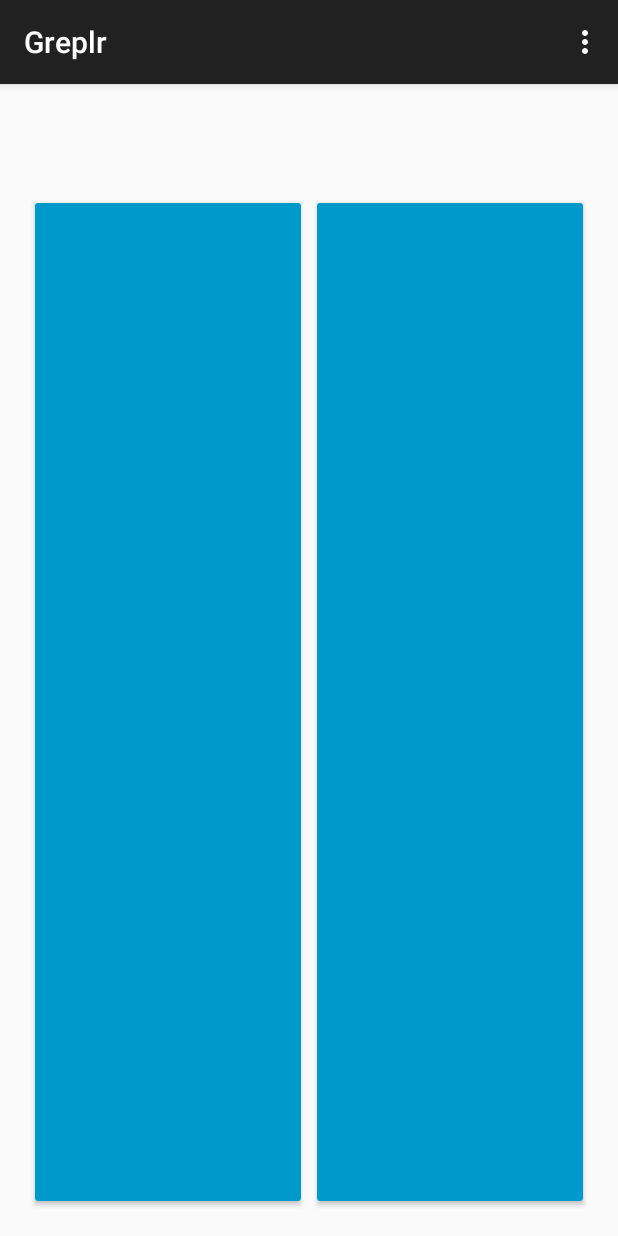
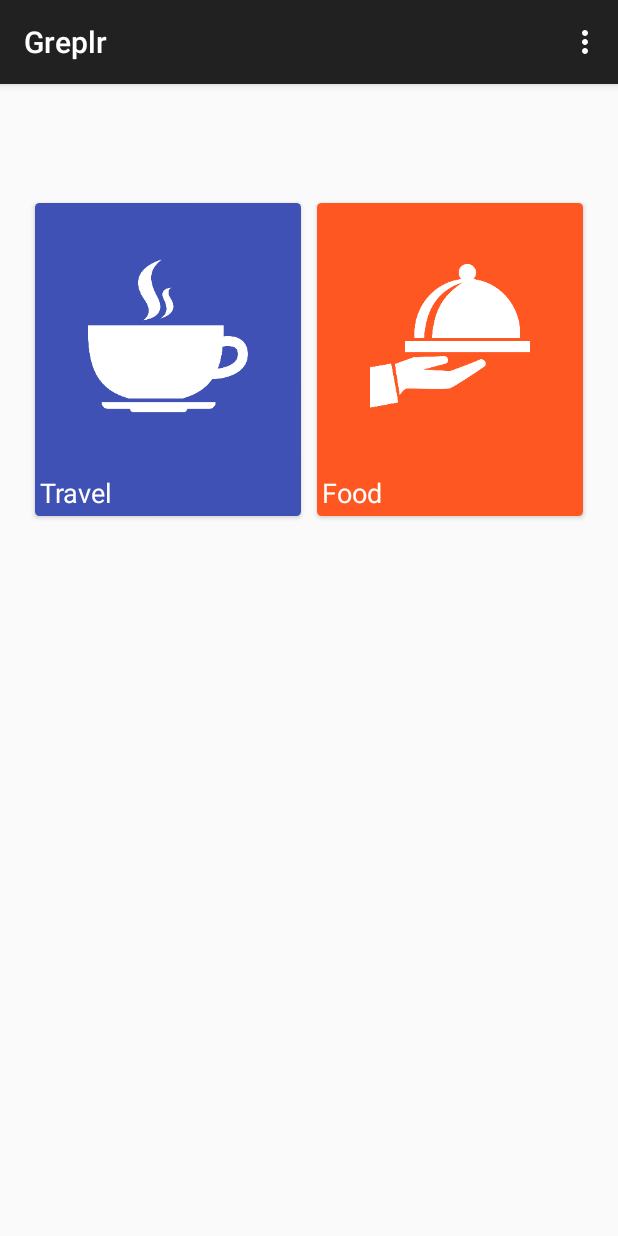
Before and after one commit to Greplr/Greplr_Android, an Android app: the screen it shows after launch (MainActivity), on a phone screen of 412 x 824 dp. Run offline under Robolectric (Android 15) with nearby library versions, the phone set to English and light mode, and no system bars.

Commit message:
cards layout works now

```diff
--- /dev/null
+++ b/app/src/main/java/com/greplr/topcategories/Topcategories.java
@@ -0,0 +1,39 @@
+package com.greplr.topcategories;
+
+import com.greplr.R;
+
+import java.util.ArrayList;
+
+/**
+ * Created by championswimmer on 11/6/15.
+ */
+public class Topcategories {
+
+    public static final int TOTAL_CATEGORIES = 2;
+
+    public static ArrayList<Category> getTopCategories() {
+        ArrayList<Category> categories = new ArrayList<>(TOTAL_CATEGORIES);
+        categories.add(new Category(
+                "Travel",
+                R.drawable.cardicon_cafe,
+                R.color.travel_cardColor));
+        categories.add(new Category(
+                "Food",
+                R.drawable.cardicon_foodorder,
+                R.color.food_cardColor));
+
+        return categories;
+    }
+
+    public static class Category {
+        public Category(String name, int cardIcon, int cardColor) {
+            this.name = name;
+            this.cardIcon = cardIcon;
+            this.cardColor = cardColor;
+        }
+
+        public String name;
+        public int cardIcon;
+        public int cardColor;
+    }
+}
--- a/app/src/main/java/com/greplr/topcategories/TopcategoriesAdapter.java
+++ b/app/src/main/java/com/greplr/topcategories/TopcategoriesAdapter.java
@@ -1,6 +1,7 @@
 package com.greplr.topcategories;
 
 import android.support.v7.widget.RecyclerView;
+import android.util.Log;
 import android.view.LayoutInflater;
 import android.view.View;
 import android.view.ViewGroup;
@@ -8,10 +9,24 @@ import android.view.ViewGroup;
 import com.greplr.MainActivity;
 import com.greplr.R;
 
+import java.util.ArrayList;
+
 /**
  * Created by championswimmer on 10/6/15.
  */
 public class TopcategoriesAdapter extends RecyclerView.Adapter<TopcategoriesHolder> {
+
+    private ArrayList<Topcategories.Category> categories;
+
+    public TopcategoriesAdapter() {
+        categories = Topcategories.getTopCategories();
+    }
+
+
+
+    public Topcategories.Category getItem (int id) {
+        return categories.get(id);
+    }
 
     @Override
     public TopcategoriesHolder onCreateViewHolder(ViewGroup viewGroup, int i) {
@@ -19,23 +34,33 @@ public class TopcategoriesAdapter extends RecyclerView.Adapter<TopcategoriesHold
                 from(viewGroup.getContext()).
                 inflate(R.layout.topcategories_cardview, viewGroup, false);
 
-        itemView.setOnClickListener(new View.OnClickListener() {
-            @Override
-            public void onClick(View view) {
-                MainActivity.switchFragment();
-            }
-        });
-
         return new TopcategoriesHolder(itemView);
     }
 
     @Override
     public void onBindViewHolder(TopcategoriesHolder holder, int position) {
+        Topcategories.Category cat = getItem(position);
+        try {
+//
+            holder.cardIcon.setImageResource(cat.cardIcon);
+            holder.cardIcon.setAdjustViewBounds(true);
+            holder.cardContainer.setBackgroundResource(cat.cardColor);
+            holder.cardContainer.setOnClickListener(new View.OnClickListener() {
+                @Override
+                public void onClick(View view) {
+                    MainActivity.switchFragment();
+                }
+            });
+            holder.cardTitle.setText(cat.name);
+        } catch (Exception e) {
+            Log.d("Greplr", "Unable to setup category cards");
+        }
+
 
     }
 
     @Override
     public int getItemCount() {
-        return 4;
+        return Topcategories.TOTAL_CATEGORIES;
     }
 }
--- a/app/src/main/java/com/greplr/topcategories/TopcategoriesFragment.java
+++ b/app/src/main/java/com/greplr/topcategories/TopcategoriesFragment.java
@@ -1,12 +1,16 @@
 package com.greplr.topcategories;
 
+import android.graphics.Point;
 import android.support.v4.app.Fragment;
 import android.os.Bundle;
 import android.support.v4.app.FragmentPagerAdapter;
+import android.support.v7.widget.GridLayoutManager;
+import android.support.v7.widget.LinearLayoutManager;
 import android.support.v7.widget.RecyclerView;
 import android.view.LayoutInflater;
 import android.view.View;
 import android.view.ViewGroup;
+import android.widget.GridLayout;
 
 import com.greplr.R;
 
@@ -23,7 +27,13 @@ public class TopcategoriesFragment extends Fragment {
                              Bundle savedInstanceState) {
         View rootView = inflater.inflate(R.layout.topcategories_fragment, container, false);
         RecyclerView categoryList = (RecyclerView) rootView.findViewById(R.id.recyclerview_main_categories);
-        categoryList.setHasFixedSize(true);
+//        categoryList.setHasFixedSize(true);
+        GridLayoutManager glm = new GridLayoutManager(getActivity(), 2);
+        Point size = new Point();
+        getActivity().getWindowManager().getDefaultDisplay().getSize(size);
+        int screenWidth = size.x;
+        glm.setSpanCount(screenWidth/(getResources().getDimensionPixelOffset(R.dimen.column_width_main_recyclerview)));
+        categoryList.setLayoutManager(glm);
         categoryList.setAdapter(new TopcategoriesAdapter());
         return rootView;
     }
--- a/app/src/main/java/com/greplr/topcategories/TopcategoriesHolder.java
+++ b/app/src/main/java/com/greplr/topcategories/TopcategoriesHolder.java
@@ -1,13 +1,30 @@
 package com.greplr.topcategories;
 
+import android.graphics.Color;
 import android.support.v7.widget.RecyclerView;
 import android.view.View;
+import android.widget.ImageView;
+import android.widget.LinearLayout;
+import android.widget.TextView;
+
+import com.greplr.MainActivity;
+import com.greplr.R;
 
 /**
  * Created by championswimmer on 10/6/15.
  */
 public class TopcategoriesHolder extends RecyclerView.ViewHolder {
+
+    protected LinearLayout cardContainer;
+    protected ImageView cardIcon;
+    protected TextView cardTitle;
+
     public TopcategoriesHolder(View itemView) {
         super(itemView);
+
+        cardContainer = (LinearLayout) itemView.findViewById(R.id.topcategories_card_container);
+        cardIcon = (ImageView) itemView.findViewById(R.id.topcategories_card_icon);
+        cardTitle = (TextView) itemView.findViewById(R.id.topcategories_card_title);
+
     }
 }
--- a/app/src/main/res/layout/topcategories_cardview.xml
+++ b/app/src/main/res/layout/topcategories_cardview.xml
@@ -1,25 +1,30 @@
 <?xml version="1.0" encoding="utf-8"?>
 <android.support.v7.widget.CardView  xmlns:card_view="http://schemas.android.com/apk/res-auto"
     xmlns:android="http://schemas.android.com/apk/res/android"
-    android:id="@+id/card_view"
+    android:id="@+id/topcategories_card_view"
     android:layout_width="match_parent"
-    android:layout_height="match_parent"
-    card_view:cardCornerRadius="2dp"
+    android:layout_height="wrap_content"
+    card_view:cardCornerRadius="3dp"
     android:layout_margin="5dp">
 
     <LinearLayout
+        android:id="@+id/topcategories_card_container"
         android:orientation="vertical"
-        android:layout_width="fill_parent"
-        android:layout_height="fill_parent">
+        android:layout_width="match_parent"
+        android:layout_height="wrap_content">
 
-        <View
-            android:minHeight="170dp"
-            android:minWidth="170dp"
-            android:background="@android:color/holo_blue_dark"
-            android:layout_width="fill_parent"
-            android:layout_height="fill_parent"/>
+        <ImageView
+            android:padding="35dp"
+            android:id="@+id/topcategories_card_icon"
+            android:scaleType="centerInside"
+            android:layout_width="match_parent"
+            android:layout_height="wrap_content"/>
 
         <TextView
+            android:padding="3dp"
+            android:textAppearance="?android:attr/textAppearanceMedium"
+            android:textColor="@android:color/white"
+            android:id="@+id/topcategories_card_title"
             android:text="Hello World"
             android:layout_width="fill_parent"
             android:layout_height="wrap_content" />
--- a/app/src/main/res/layout/topcategories_fragment.xml
+++ b/app/src/main/res/layout/topcategories_fragment.xml
@@ -6,10 +6,10 @@
     android:paddingTop="@dimen/activity_vertical_margin"
     android:paddingBottom="@dimen/activity_vertical_margin" tools:context=".MainActivityFragment">
 
-    <com.greplr.common.ui.AutofitRecyclerView
+    <!--<com.greplr.common.ui.AutofitRecyclerView-->
+    <android.support.v7.widget.RecyclerView
         android:id="@+id/recyclerview_main_categories"
         android:padding="@dimen/padding_main_recyclerview"
-        android:columnWidth="@dimen/column_width_main_recyclerview"
         android:layout_marginTop="?attr/actionBarSize"
         android:layout_width="fill_parent"
         android:layout_height="fill_parent"/>
--- /dev/null
+++ b/app/src/main/res/values/colors.xml
@@ -0,0 +1,5 @@
+<?xml version="1.0" encoding="utf-8"?>
+<resources>
+    <color name="travel_cardColor">#ff3f51b5</color>
+    <color name="food_cardColor">#ffff5722</color>
+</resources>
--- a/app/src/main/res/values/dimens.xml
+++ b/app/src/main/res/values/dimens.xml
@@ -3,5 +3,5 @@
     <dimen name="activity_horizontal_margin">8dp</dimen>
     <dimen name="activity_vertical_margin">8dp</dimen>
     <dimen name="padding_main_recyclerview">10dp</dimen>
-    <dimen name="column_width_main_recyclerview">170dp</dimen>
+    <dimen name="column_width_main_recyclerview">150dp</dimen>
 </resources>
```
Also changed, not shown: app/src/main/res/drawable-xxhdpi/cardicon_cafe.png (added), app/src/main/res/drawable-xxhdpi/cardicon_drinks.png (added), app/src/main/res/drawable-xxhdpi/cardicon_foodorder.png (added), app/src/main/res/drawable-xxhdpi/cardicon_platespoon.png (added).
